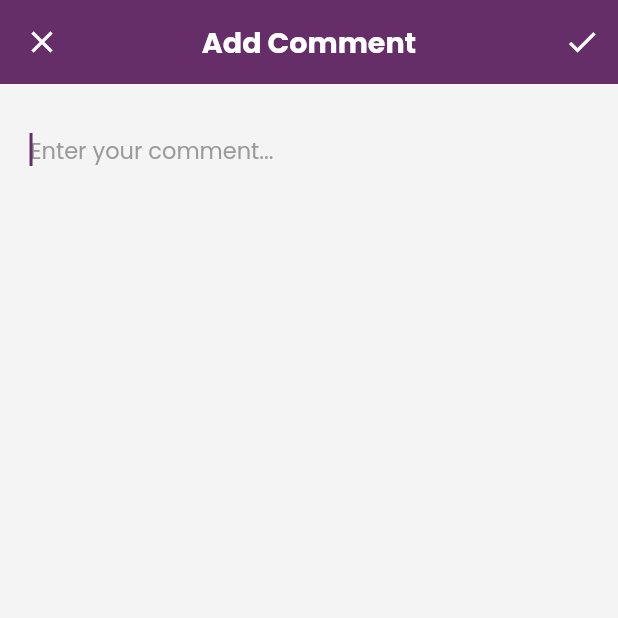
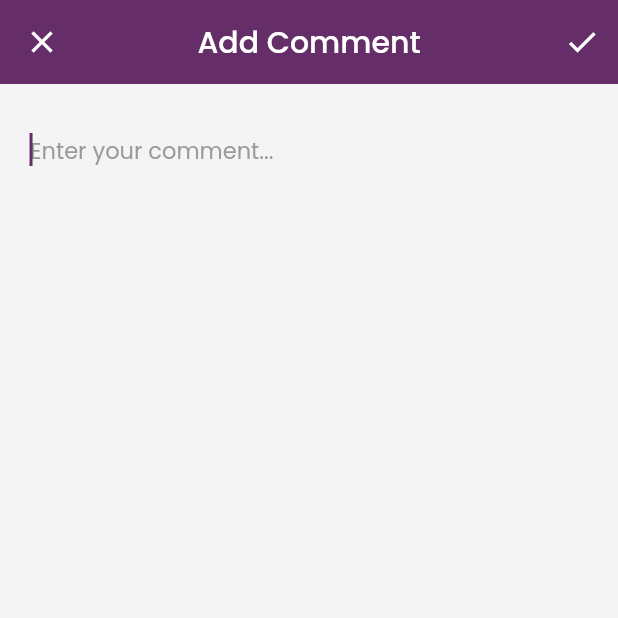
Before and after one commit to Santhosh-Flutter-Developer/Iungo, a Flutter app: the AddCommentPage screen opened directly, on a phone screen of 412 x 824 dp, the top half of it. Run offline on Flutter 3.47's test engine with Material 3 defaults, Android fonts, the phone set to English and light mode, and no system bars; our stand-ins replace dio, equatable, file_picker, geocoding, geolocator, get and 2 more.

```diff
--- a/lib/features/service_request/presentation/pages/add_comment_page.dart
+++ b/lib/features/service_request/presentation/pages/add_comment_page.dart
@@ -23,8 +23,7 @@ class AddCommentPage extends GetView<ServiceRequestDetailController> {
           'add_comment'.tr,
           style: const TextStyle(
             color: AppColors.white,
-            fontSize: 19,
-            fontWeight: FontWeight.w700,
+            fontWeight: FontWeight.w500,
           ),
         ),
         actions: [
--- a/lib/features/service_request/presentation/widgets/attachment_card.dart
+++ b/lib/features/service_request/presentation/widgets/attachment_card.dart
@@ -50,7 +50,7 @@ class AttachmentCard extends StatelessWidget {
                   overflow: TextOverflow.ellipsis,
                   style: const TextStyle(
                     fontSize: 15,
-                    fontWeight: FontWeight.w700,
+                    fontWeight: FontWeight.w500,
                     color: AppColors.textDark,
                     height: 1.3,
                   ),
--- a/lib/features/service_request/presentation/widgets/comment_tile.dart
+++ b/lib/features/service_request/presentation/widgets/comment_tile.dart
@@ -24,7 +24,7 @@ class CommentTile extends StatelessWidget {
                   comment.author,
                   style: const TextStyle(
                     fontSize: 15,
-                    fontWeight: FontWeight.w700,
+                    fontWeight: FontWeight.w600,
                     color: AppColors.textDark,
                   ),
                 ),
--- a/lib/features/service_request/presentation/widgets/detail_info_tile.dart
+++ b/lib/features/service_request/presentation/widgets/detail_info_tile.dart
@@ -21,7 +21,8 @@ class DetailInfoTile extends StatelessWidget {
     return Padding(
       padding: const EdgeInsets.only(bottom: 22),
       child: Row(
-        crossAxisAlignment: CrossAxisAlignment.start,
+        crossAxisAlignment: CrossAxisAlignment.center,
+        mainAxisAlignment: MainAxisAlignment.start,
         children: [
           Icon(icon, size: 22, color: AppColors.textMuted),
           const SizedBox(width: 14),
@@ -36,7 +37,7 @@ class DetailInfoTile extends StatelessWidget {
                     color: AppColors.labelGrey,
                   ),
                 ),
-                const SizedBox(height: 4),
+                const SizedBox(height: 2),
                 Text(
                   value,
                   style: const TextStyle(
--- a/lib/features/service_request/presentation/widgets/detail_overview_tab.dart
+++ b/lib/features/service_request/presentation/widgets/detail_overview_tab.dart
@@ -18,7 +18,11 @@ class DetailOverviewTab extends StatelessWidget {
     return ListView(
       padding: const EdgeInsets.fromLTRB(20, 20, 20, 40),
       children: [
-        StatusBadge(status: request.status),
+        Row(
+          children: [
+            StatusBadge(status: request.status),
+          ],
+        ),
         const SizedBox(height: 14),
         Row(
           children: [
--- a/lib/features/service_request/presentation/widgets/status_badge.dart
+++ b/lib/features/service_request/presentation/widgets/status_badge.dart
@@ -13,6 +13,7 @@ class StatusBadge extends StatelessWidget {
   Widget build(BuildContext context) {
     return Container(
       padding: const EdgeInsets.symmetric(horizontal: 14, vertical: 8),
+
       decoration: BoxDecoration(
         color: status.color,
         borderRadius: BorderRadius.circular(6),
```
Also changed, not shown: lib/features/service_request/presentation/pages/service_request_detail_page.dart (+6 -3 lines).
